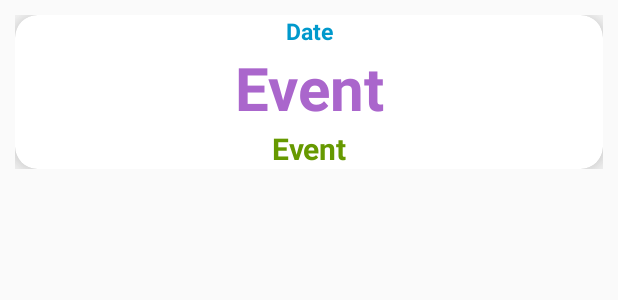
After one commit to enzodqr/Medical-App, an Android app: the layout show_events_rowlayout.xml on its own in the app's theme, with its tools: preview values and no code run, on a phone screen of 412 x 824 dp. The commit adds this screen. Shown: the top 300 px of the screen. Run offline under Robolectric (Android 15) with nearby library versions, the phone set to English and light mode, and no system bars.

Commit message:
calendario: listado de eventos

```diff
--- a/app/src/main/res/layout/add_newevent_layout.xml
+++ b/app/src/main/res/layout/add_newevent_layout.xml
@@ -20,11 +20,11 @@
         android:orientation="horizontal">
 
         <ImageButton
+            android:id="@+id/set_event_time"
             android:layout_width="40dp"
             android:layout_height="40dp"
-            android:background="@mipmap/ic_launcher"
             android:layout_margin="10dp"
-            android:id="@+id/set_event_time"/>
+            android:background="@drawable/time" />
 
         <TextView
             android:layout_width="match_parent"
--- /dev/null
+++ b/app/src/main/res/layout/show_events_rowlayout.xml
@@ -0,0 +1,52 @@
+<?xml version="1.0" encoding="utf-8"?>
+<LinearLayout xmlns:android="http://schemas.android.com/apk/res/android"
+    xmlns:app="http://schemas.android.com/apk/res-auto"
+    android:orientation="vertical"
+    android:layout_width="match_parent"
+    android:layout_height="wrap_content"
+    android:layout_margin="10dp">
+
+    <androidx.cardview.widget.CardView
+        android:layout_width="match_parent"
+        android:layout_height="wrap_content"
+        app:cardCornerRadius="15dp"
+        app:cardElevation="12sp">
+        <LinearLayout
+            android:layout_width="match_parent"
+            android:layout_height="wrap_content"
+            android:orientation="vertical">
+            <TextView
+                android:layout_width="match_parent"
+                android:layout_height="wrap_content"
+                android:gravity="center"
+                android:textColor="@android:color/holo_blue_dark"
+                android:id="@+id/event_date"
+                android:textStyle="bold"
+                android:text="Date"
+                android:textSize="15dp"/>
+
+            <TextView
+                android:layout_width="match_parent"
+                android:layout_height="wrap_content"
+                android:gravity="center"
+                android:textColor="@android:color/holo_purple"
+                android:id="@+id/event_name"
+                android:textStyle="bold"
+                android:text="Event"
+                android:textSize="40dp"/>
+
+            <TextView
+                android:layout_width="match_parent"
+                android:layout_height="wrap_content"
+                android:gravity="center"
+                android:textColor="@android:color/holo_green_dark"
+                android:id="@+id/event_time"
+                android:textStyle="bold"
+                android:text="Event"
+                android:textSize="20dp"/>
+
+        </LinearLayout>
+
+    </androidx.cardview.widget.CardView>
+
+</LinearLayout>
```
Also changed, not shown: app/src/main/java/com/app/medical/Agenda/CustomCalendarView.java (+48 -0 lines), app/src/main/java/com/app/medical/Agenda/EventRecyclerAdapter.java (added, +60 -0 lines).
